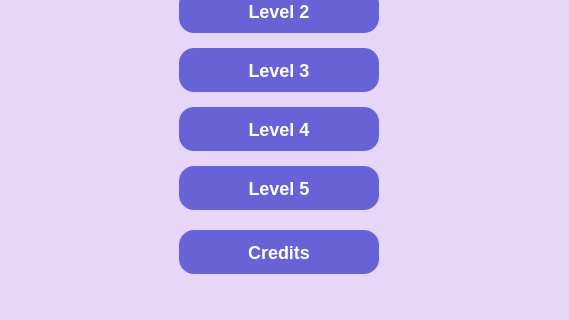
Qt form Super-Gaafar/levelselection.ui (moh-any/Super-Gaafar) before a commit; both pictures show x 121 to 690 and y 280 to 600 of the 800 by 600 pixel window.
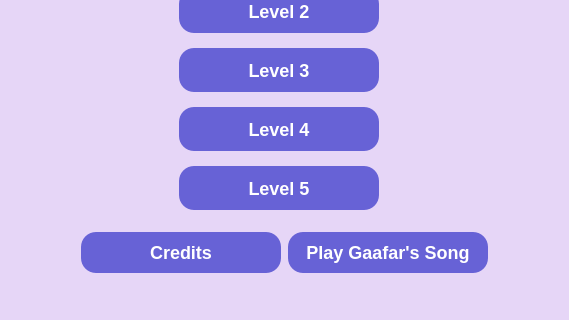
The same form after that commit.

```diff
--- a/Super-Gaafar/levelselection.ui
+++ b/Super-Gaafar/levelselection.ui
@@ -263,15 +263,18 @@
       <string>Level 5</string>
      </property>
     </widget>
-    <widget class="QPushButton" name="creditsButton">
+    <widget class="QWidget" name="">
      <property name="geometry">
       <rect>
-       <x>300</x>
+       <x>201</x>
        <y>510</y>
-       <width>200</width>
-       <height>44</height>
+       <width>409</width>
+       <height>46</height>
       </rect>
      </property>
+     <layout class="QHBoxLayout" name="horizontalLayout">
+      <item>
+       <widget class="QPushButton" name="creditsButton">
      <property name="minimumSize">
       <size>
        <width>200</width>
@@ -300,6 +303,41 @@
      <property name="text">
       <string>Credits</string>
      </property>
+       </widget>
+      </item>
+      <item>
+       <widget class="QPushButton" name="playGaafarsSong">
+        <property name="minimumSize">
+         <size>
+          <width>200</width>
+          <height>0</height>
+         </size>
+        </property>
+        <property name="maximumSize">
+         <size>
+          <width>200</width>
+          <height>16777215</height>
+         </size>
+        </property>
+        <property name="styleSheet">
+         <string notr="true">QPushButton {
+    background-color: rgba(50, 50, 200, 180);
+    color: white;
+    border-radius: 15px;
+    font-weight: bold;
+    font-size: 18px;
+    padding: 10px;
+}
+QPushButton:hover {
+    background-color: rgba(80, 80, 255, 200);
+}</string>
+        </property>
+        <property name="text">
+         <string>Play Gaafar's Song</string>
+        </property>
+       </widget>
+      </item>
+     </layout>
     </widget>
    </widget>
   </widget>
```
Lines whose indentation alone changed are shown as unchanged.
